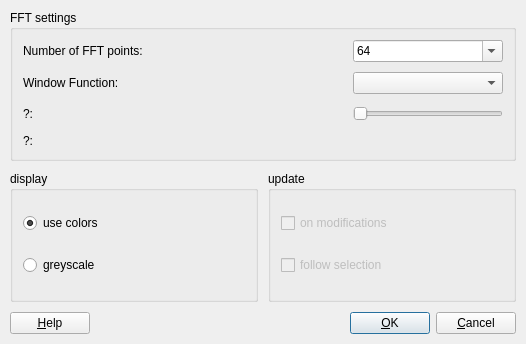
The window that plugins/sonagram/SonagramDlg.ui (KDE/kwave) describes before a commit, drawn with Qt 5.
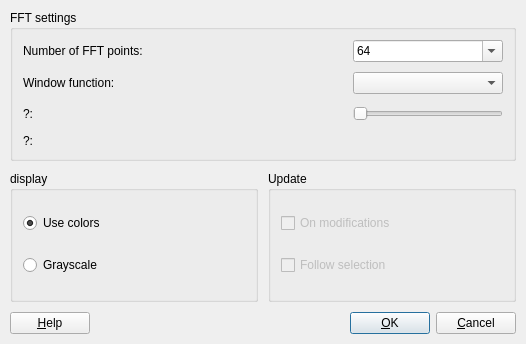
The same window after the commit. Custom widgets are drawn as their Qt base class.

```diff
--- a/plugins/sonagram/SonagramDlg.ui
+++ b/plugins/sonagram/SonagramDlg.ui
@@ -100,7 +100,7 @@
          <string>use different colors for amplitude</string>
         </property>
         <property name="text">
-         <string>use colors</string>
+         <string>Use colors</string>
         </property>
         <property name="checked">
          <bool>true</bool>
@@ -113,7 +113,7 @@
          <string>use greyscale only for amplitude</string>
         </property>
         <property name="text">
-         <string>greyscale</string>
+         <string>Grayscale</string>
         </property>
        </widget>
       </item>
@@ -123,7 +123,7 @@
    <item row="1" column="1">
     <widget class="QGroupBox" name="groupBox3">
      <property name="title">
-      <string>update</string>
+      <string>Update</string>
      </property>
      <layout class="QVBoxLayout">
       <item>
@@ -135,7 +135,7 @@
          <string>automatically update the sonagram &lt;br&gt;if the signal data has changed</string>
         </property>
         <property name="text">
-         <string>on modifications</string>
+         <string>On modifications</string>
         </property>
        </widget>
       </item>
@@ -148,7 +148,7 @@
          <string>automatically update the sonagram if the selection&lt;br&gt;has been enlarged, reduced or moved</string>
         </property>
         <property name="text">
-         <string>follow selection</string>
+         <string>Follow selection</string>
         </property>
        </widget>
       </item>
@@ -202,7 +202,7 @@
         <item>
          <widget class="QLabel" name="Label2">
           <property name="text">
-           <string>Window Function:</string>
+           <string>Window function:</string>
           </property>
           <property name="wordWrap">
            <bool>false</bool>
```
Left out of the diff: 20 changed lines with no effect on the pictures.
